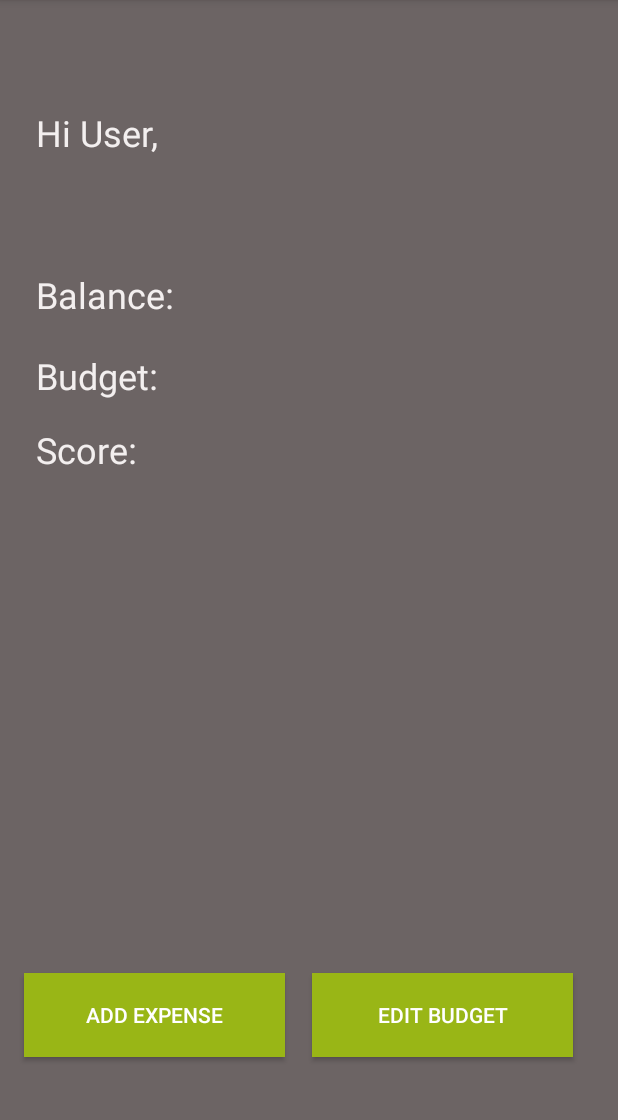
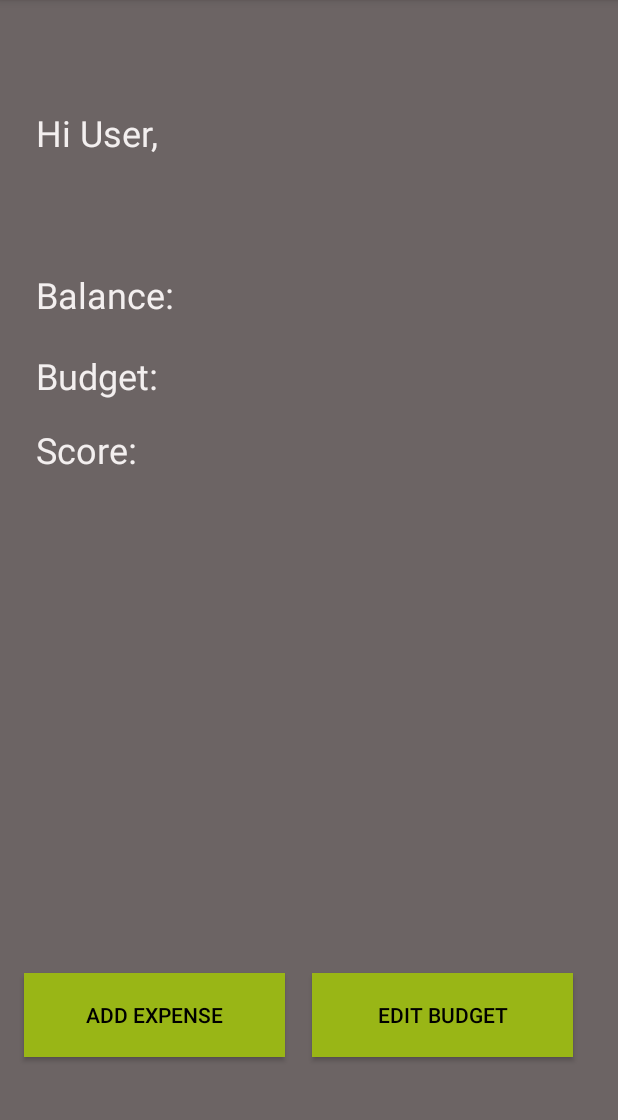
Before and after one commit to ckjarmon/ExpenseTracker, an Android app: the screen it shows after launch (MainActivity), on a phone screen of 412 x 824 dp, the part 84-1204 px from its top. Run offline under Robolectric (Android 15) with nearby library versions, the phone set to English and light mode, and no system bars; 1 statement that could not run was skipped.

```diff
--- a/app/src/main/AndroidManifest.xml
+++ b/app/src/main/AndroidManifest.xml
@@ -13,6 +13,9 @@
         android:roundIcon="@mipmap/ic_launcher_round"
         android:supportsRtl="true"
         android:theme="@style/Theme.ExpenseTracker">
+        <activity
+            android:name=".new_empty"
+            android:exported="false" />
         <activity
             android:name=".UserProfile"
             android:exported="false" />
--- a/app/src/main/res/layout/activity_main.xml
+++ b/app/src/main/res/layout/activity_main.xml
@@ -32,7 +32,7 @@
         android:background="#8C8017"
         android:backgroundTint="#99B616"
         android:text="Edit Budget"
-        android:textColor="#FFFFFF"
+        android:textColor="#000000"
         app:iconTint="#FFFFFF"
         app:layout_constraintBottom_toBottomOf="parent"
         app:layout_constraintStart_toStartOf="parent"
@@ -47,7 +47,7 @@
         android:background="#8C8017"
         android:backgroundTint="#99B616"
         android:text="Add Expense"
-        android:textColor="#FFFFFF"
+        android:textColor="#000000"
         app:iconTint="#FFFFFF"
         app:layout_constraintBottom_toBottomOf="parent"
         app:layout_constraintStart_toStartOf="parent"
```
Also changed, not shown: app/src/main/java/com/kyeou/expensetracker/AddExpense.java (+2 -6 lines), app/src/main/java/com/kyeou/expensetracker/new_empty.java (added, +14 -0 lines), app/src/main/res/layout/activity_new_empty.xml (added, +9 -0 lines), 1 other file.
